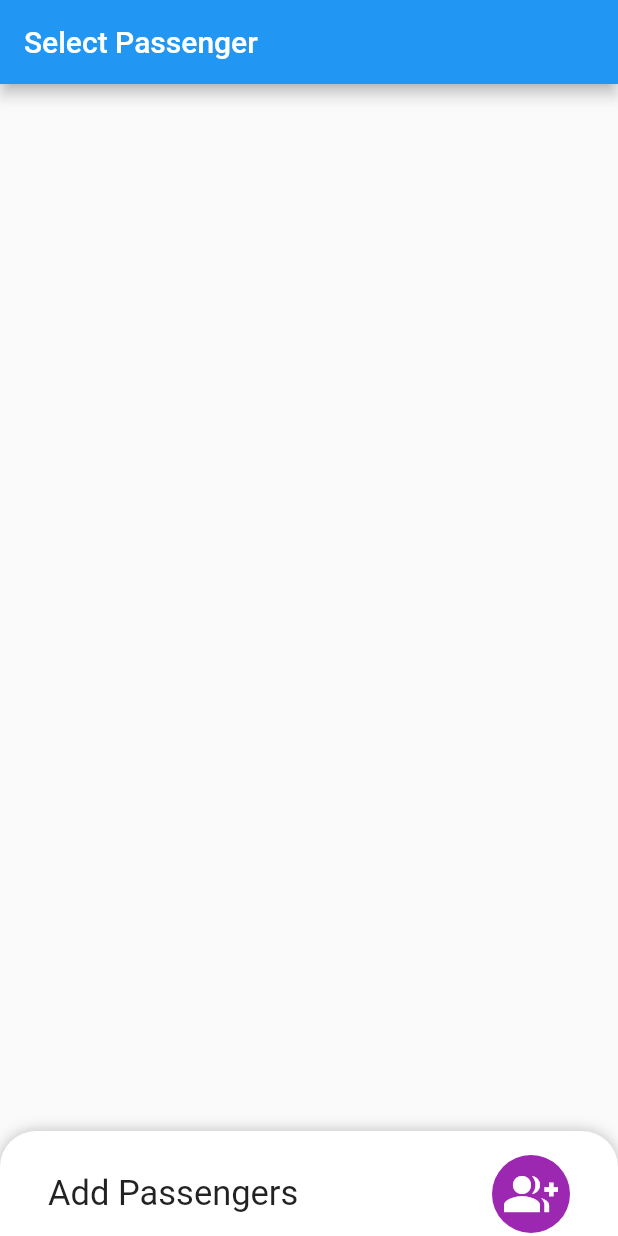
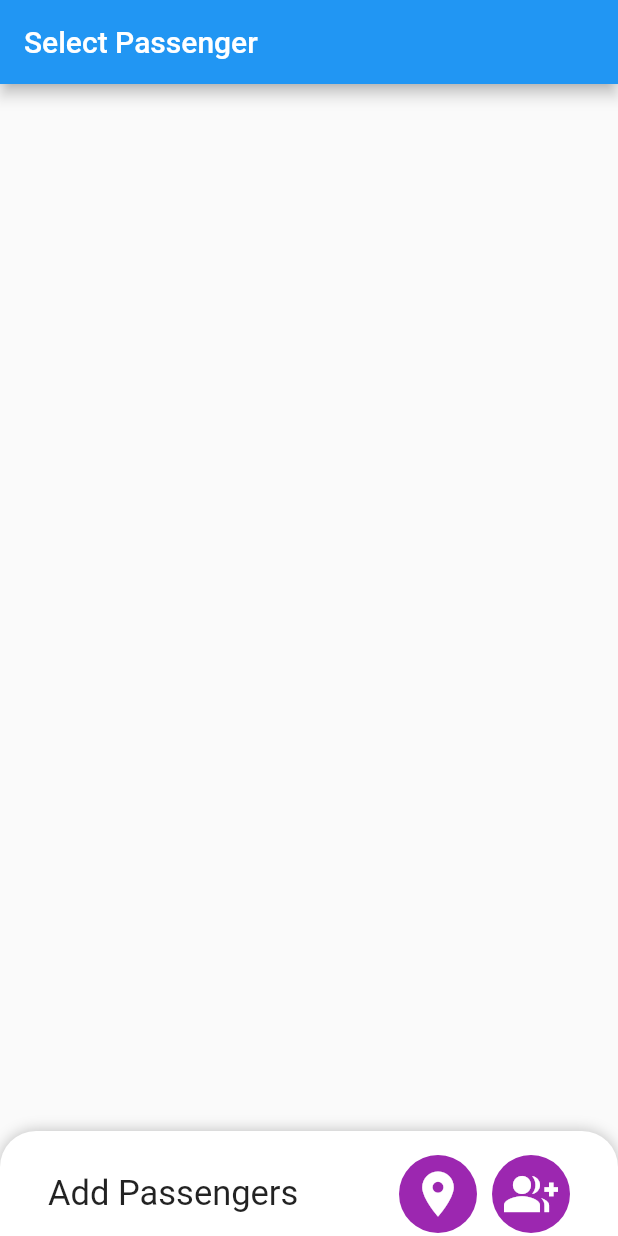
Before and after one commit to brandonnhem/BLoC-Refactor, a Flutter app: the screen it shows after launch, on a phone screen of 412 x 824 dp. Run offline on Flutter 3.47's test engine with Material 2 defaults, Android fonts, the phone set to English and light mode, and no system bars; drawn by our look-alikes of sliding_up_panel; our stand-ins replace bloc, contacts_service, equatable, flutter_bloc, permission_handler.

Commit message:
Updated color and added blocbuilder

```diff
--- a/lib/widgets/get_location_button.dart
+++ b/lib/widgets/get_location_button.dart
@@ -1,11 +1,16 @@
+import 'package:addpassengers/blocs/blocs.dart';
 import 'package:flutter/material.dart';
+import 'package:flutter_bloc/flutter_bloc.dart';
 
 class GetLocationButton extends StatelessWidget {
   @override
   Widget build(BuildContext context) {
+    return BlocBuilder<PassengerBloc, PassengerState>(
+      builder: (context, state) {
         return Container(
           decoration: BoxDecoration(
             // color: _theme == 'Dark' ? Colors.amber : Colors.purple, TODO: add dark mode feature
+            color: Colors.purple,
             shape: BoxShape.circle,
           ),
           child: IconButton(
@@ -17,4 +22,6 @@ class GetLocationButton extends StatelessWidget {
           ),
         );
       }
+    );
   }
+}
```
Lines whose indentation alone changed are shown as unchanged.
